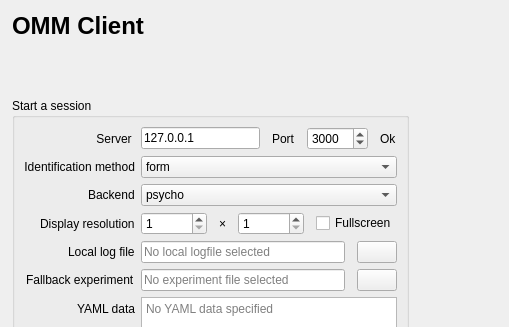
Before: the Qt Designer form opensesame_extensions/open_monkey_mind/open_monkey_mind/open_monkey_mind.ui in open-cogsci/omm-client, drawn with Qt 5; both pictures show x 0 to 509 and y 0 to 327 of the 626 by 646 pixel window.
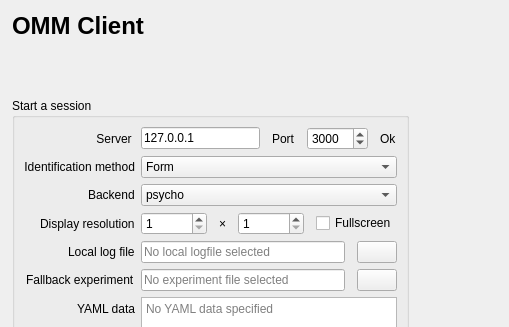
After: the same form once the commit is applied. Icons and pictures are not drawn.

Diff of the .ui file:
```diff
--- a/opensesame_extensions/open_monkey_mind/open_monkey_mind/open_monkey_mind.ui
+++ b/opensesame_extensions/open_monkey_mind/open_monkey_mind/open_monkey_mind.ui
@@ -130,7 +130,7 @@
        <widget class="QComboBox" name="cfg_omm_detector">
         <item>
          <property name="text">
-          <string>form</string>
+          <string>Form</string>
          </property>
          <property name="icon">
           <iconset theme="input-keyboard">
```
Left out of the diff: 10 changed lines with no effect on the pictures.
